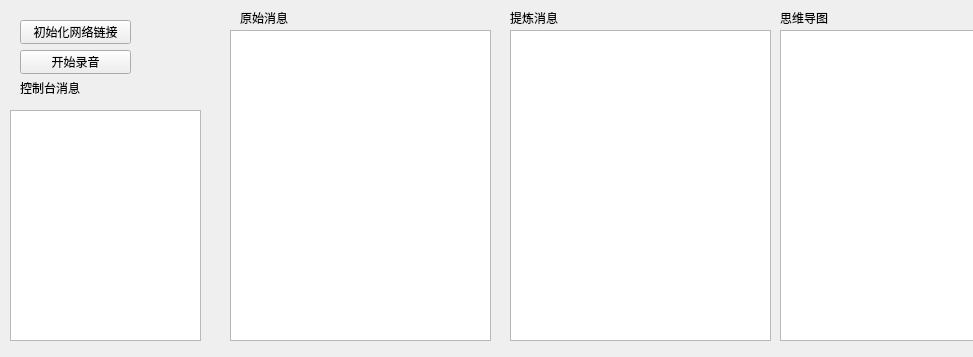
First picture: the form in untitled.ui, repository LeventureQys/TextureProcess_Mindmap, before the edit.
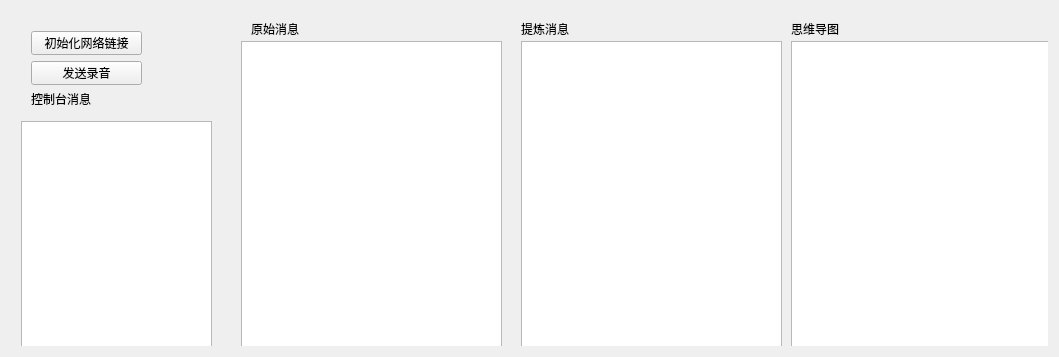
Second picture: the form after the edit.

Diff of the .ui file:
```diff
--- a/untitled.ui
+++ b/untitled.ui
@@ -6,14 +6,16 @@
    <rect>
     <x>0</x>
     <y>0</y>
-    <width>973</width>
+    <width>1059</width>
     <height>357</height>
    </rect>
   </property>
   <property name="windowTitle">
    <string>MainWindow</string>
   </property>
-  <widget class="QWidget" name="centralwidget">
+  <layout class="QHBoxLayout" name="horizontalLayout">
+   <item>
+    <widget class="QWidget" name="centralwidget" native="true">
    <widget class="QPushButton" name="btn_init">
     <property name="geometry">
      <rect>
@@ -37,7 +39,7 @@
      </rect>
     </property>
     <property name="text">
-     <string>开始录音</string>
+       <string>发送录音</string>
     </property>
    </widget>
    <widget class="QPlainTextEdit" name="text_control">
@@ -133,6 +135,8 @@
     </property>
    </widget>
   </widget>
+   </item>
+  </layout>
  </widget>
  <resources/>
  <connections/>
```
Left out of the diff: 2 changed lines with no effect on the pictures. Lines whose indentation alone changed are shown as unchanged.
